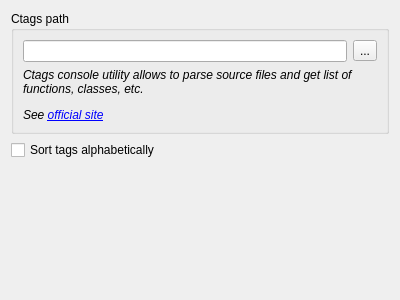
Above: enki/plugins/navigator/Settings.ui from andreikop/enki before the change. Below: the same form after it.
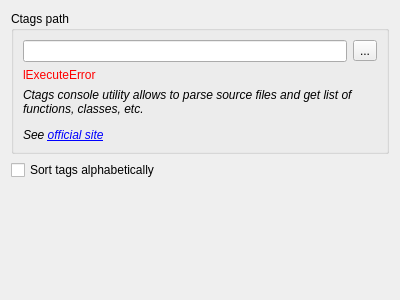
That is the form after the change.

The edit to the form file:
```diff
--- a/enki/plugins/navigator/Settings.ui
+++ b/enki/plugins/navigator/Settings.ui
@@ -34,6 +34,50 @@
         </item>
        </layout>
       </item>
+      <item>
+       <widget class="QLabel" name="lExecuteError">
+        <property name="palette">
+         <palette>
+          <active>
+           <colorrole role="WindowText">
+            <brush brushstyle="SolidPattern">
+             <color alpha="255">
+              <red>255</red>
+              <green>0</green>
+              <blue>0</blue>
+             </color>
+            </brush>
+           </colorrole>
+          </active>
+          <inactive>
+           <colorrole role="WindowText">
+            <brush brushstyle="SolidPattern">
+             <color alpha="255">
+              <red>255</red>
+              <green>0</green>
+              <blue>0</blue>
+             </color>
+            </brush>
+           </colorrole>
+          </inactive>
+          <disabled>
+           <colorrole role="WindowText">
+            <brush brushstyle="SolidPattern">
+             <color alpha="255">
+              <red>123</red>
+              <green>123</green>
+              <blue>123</blue>
+             </color>
+            </brush>
+           </colorrole>
+          </disabled>
+         </palette>
+        </property>
+        <property name="text">
+         <string>lExecuteError</string>
+        </property>
+       </widget>
+      </item>
       <item>
        <widget class="QLabel" name="label">
         <property name="font">
```
